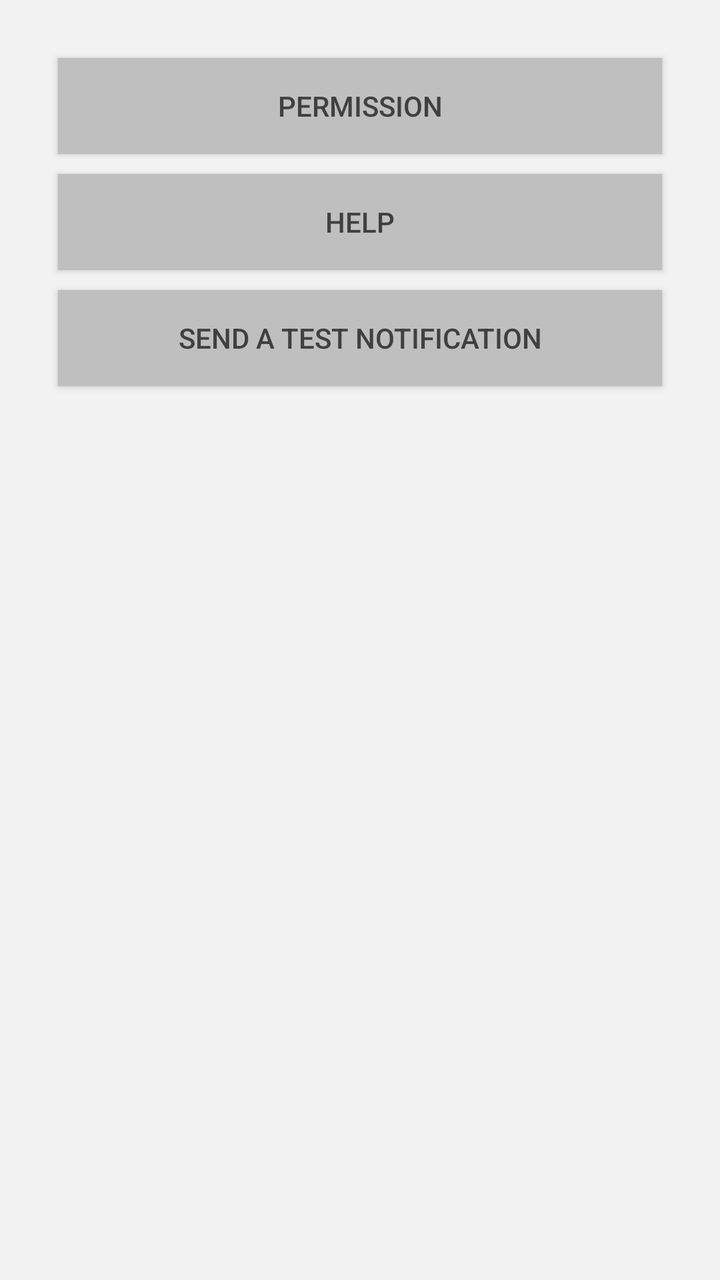
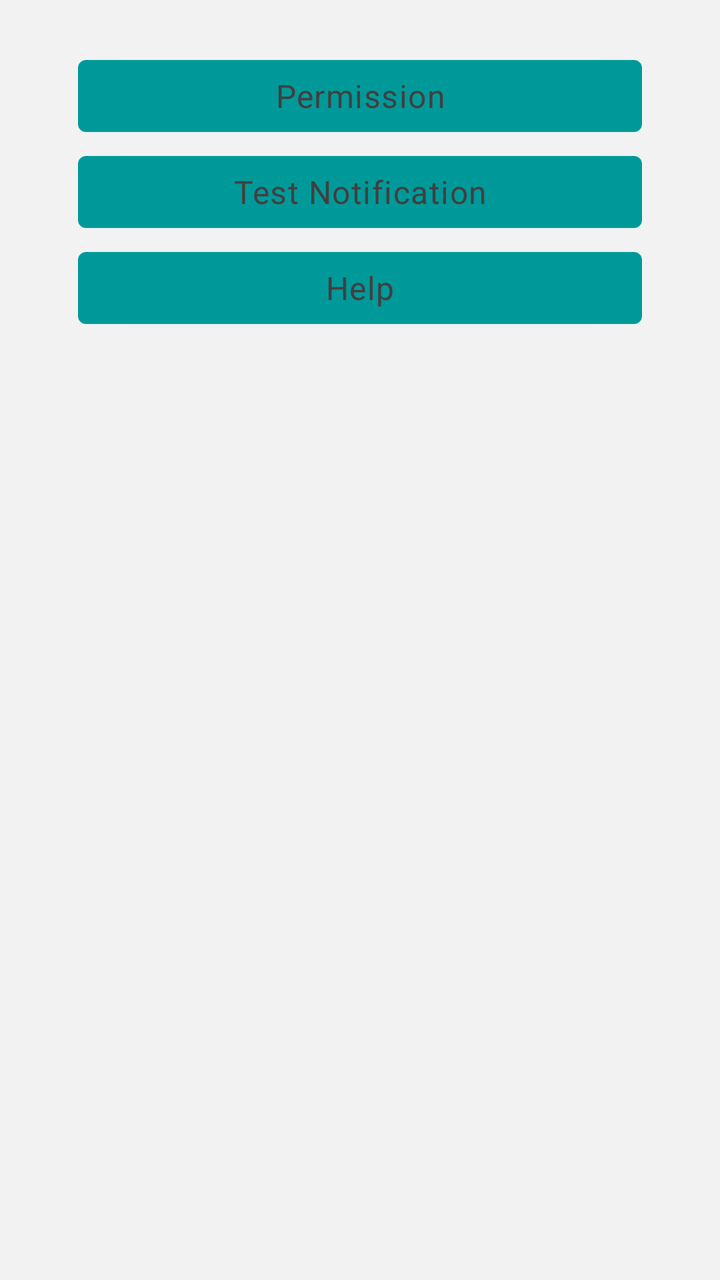

The first picture is an Android layout as it rendered before a commit; the second is the same layout after the commit. The layout source and the unified diff follow.
<!-- AndroidManifest.xml: application theme Theme -->
<!-- res/layout/fragment_settings.xml -->
<?xml version="1.0" encoding="utf-8"?>
<LinearLayout xmlns:android="http://schemas.android.com/apk/res/android"
    xmlns:tools="http://schemas.android.com/tools"
    android:layout_width="match_parent"
    android:layout_height="match_parent"
    android:orientation="vertical"
    android:padding="?dialogPreferredPadding"
    tools:context=".main.ui.AppsFragment">
    <Button android:id="@+id/permissions_button"
        android:layout_width="match_parent"
        android:layout_height="wrap_content"
        android:layout_margin="@dimen/widget_margin"
        android:text="@string/permission"/>
    <Button android:id="@+id/help_button"
        android:layout_width="match_parent"
        android:layout_height="wrap_content"
        android:layout_margin="@dimen/widget_margin"
        android:text="@string/help"/>
    <Button android:id="@+id/test_button"
        android:layout_width="match_parent"
        android:layout_height="wrap_content"
        android:layout_margin="@dimen/widget_margin"
        android:text="@string/test"/>
</LinearLayout>
<!-- resources referenced by this layout -->
<resources>
  <dimen name="widget_margin">5dp</dimen>
  <string name="help">Help</string>
  <string name="permission">Permission</string>
  <string name="test">Send a test notification</string>
  <style name="Theme" parent="ThemeBase">
          <item name="android:windowLightStatusBar">true</item>
          <item name="android:windowLightNavigationBar">true</item>
      </style>
  <style name="ThemeBase" parent="Theme.MaterialComponents.DayNight">
          <item name="android:statusBarColor">@color/background</item>
          <item name="android:navigationBarColor">@color/background</item>
          <item name="android:windowBackground">@color/background</item>
          <item name="android:textColorPrimary">@color/text</item>
          <item name="actionBarStyle">@style/ActionBar</item>
          <item name="snackbarStyle">@style/Snackbar</item>
          <item name="snackbarButtonStyle">@style/SnackbarButton</item>
          <item name="snackbarTextViewStyle">@style/SnackbarTextView</item>
          <item name="materialButtonStyle">@style/Button</item>
          <item name="colorAccent">@color/accent</item>
          <item name="colorPrimary">@color/accent</item>
          <item name="colorSecondary">@color/accent</item>
      </style>
  <color name="background">#f2f2f2</color>
  <color name="text">#404040</color>
  <style name="ActionBar" parent="Widget.AppCompat.ActionBar">
          <item name="android:background">@color/background</item>
          <item name="android:textColor">@color/accent</item>
      </style>
  <style name="Snackbar" parent="Widget.MaterialComponents.Snackbar">
          <item name="android:background">@color/second_background</item>
      </style>
  <style name="SnackbarButton" parent="Widget.MaterialComponents.Button.TextButton.Snackbar">
          <item name="android:textColor">@color/text</item>
      </style>
  <style name="SnackbarTextView" parent="Widget.MaterialComponents.Snackbar.TextView">
          <item name="android:textColor">@color/text</item>
      </style>
  <style name="Button" parent="Widget.AppCompat.Button">
          <item name="android:textColor">@color/text</item>
          <item name="android:background">@color/second_background</item>
      </style>
  <color name="accent">#009999</color>
  <color name="second_background">#bfbfbf</color>
</resources>

<!-- the commit's change to res/layout/fragment_settings.xml (unified diff, before → after) -->
@@ -1,24 +1,35 @@
 <?xml version="1.0" encoding="utf-8"?>
-<LinearLayout xmlns:android="http://schemas.android.com/apk/res/android"
-    xmlns:tools="http://schemas.android.com/tools"
+<FrameLayout xmlns:android="http://schemas.android.com/apk/res/android"
     android:layout_width="match_parent"
-    android:layout_height="match_parent"
-    android:orientation="vertical"
-    android:padding="?dialogPreferredPadding"
-    tools:context=".main.ui.AppsFragment">
-    <Button android:id="@+id/permissions_button"
+    android:layout_height="match_parent">
+    <LinearLayout android:layout_width="match_parent"
+        android:layout_height="match_parent"
+        android:orientation="vertical"
+        android:padding="?dialogPreferredPadding">
+        <Button style="@style/Button"
+            android:id="@+id/permissions_button"
+            android:layout_width="match_parent"
+            android:layout_height="wrap_content"
+            android:layout_marginHorizontal="@dimen/widget_margin"
+            android:text="@string/permission"/>
+        <Button style="@style/Button"
+            android:id="@+id/test_button"
+            android:layout_width="match_parent"
+            android:layout_height="wrap_content"
+            android:layout_marginHorizontal="@dimen/widget_margin"
+            android:text="@string/test"/>
+        <Button style="@style/Button"
+            android:id="@+id/help_button"
+            android:layout_width="match_parent"
+            android:layout_height="wrap_content"
+            android:layout_marginHorizontal="@dimen/widget_margin"
+            android:text="@string/help"/>
+    </LinearLayout>
+    <TextView style="@style/TextView"
+        android:id="@+id/version_text_view"
         android:layout_width="match_parent"
         android:layout_height="wrap_content"
+        android:layout_gravity="bottom"
         android:layout_margin="@dimen/widget_margin"
-        android:text="@string/permission"/>
-    <Button android:id="@+id/help_button"
-        android:layout_width="match_parent"
-        android:layout_height="wrap_content"
-        android:layout_margin="@dimen/widget_margin"
-        android:text="@string/help"/>
-    <Button android:id="@+id/test_button"
-        android:layout_width="match_parent"
-        android:layout_height="wrap_content"
-        android:layout_margin="@dimen/widget_margin"
-        android:text="@string/test"/>
-</LinearLayout>
+        android:gravity="center"/>
+</FrameLayout>
<!-- resource entries referenced after the edit -->
@@ -1,47 +1,46 @@
 <!-- resources referenced by this layout -->
 <resources>
-  <dimen name="widget_margin">5dp</dimen>
+  <dimen name="widget_margin">15dp</dimen>
   <string name="help">Help</string>
   <string name="permission">Permission</string>
-  <string name="test">Send a test notification</string>
+  <string name="test">Test Notification</string>
   <style name="Theme" parent="ThemeBase">
           <item name="android:windowLightStatusBar">true</item>
           <item name="android:windowLightNavigationBar">true</item>
       </style>
+  <color name="accent_text">#404040</color>
   <style name="ThemeBase" parent="Theme.MaterialComponents.DayNight">
           <item name="android:statusBarColor">@color/background</item>
           <item name="android:navigationBarColor">@color/background</item>
           <item name="android:windowBackground">@color/background</item>
           <item name="android:textColorPrimary">@color/text</item>
-          <item name="actionBarStyle">@style/ActionBar</item>
+          <item name="actionBarStyle">@style/Widget.AppCompat.ActionBar</item>
           <item name="snackbarStyle">@style/Snackbar</item>
           <item name="snackbarButtonStyle">@style/SnackbarButton</item>
           <item name="snackbarTextViewStyle">@style/SnackbarTextView</item>
-          <item name="materialButtonStyle">@style/Button</item>
           <item name="colorAccent">@color/accent</item>
           <item name="colorPrimary">@color/accent</item>
           <item name="colorSecondary">@color/accent</item>
       </style>
   <color name="background">#f2f2f2</color>
   <color name="text">#404040</color>
-  <style name="ActionBar" parent="Widget.AppCompat.ActionBar">
-          <item name="android:background">@color/background</item>
-          <item name="android:textColor">@color/accent</item>
-      </style>
   <style name="Snackbar" parent="Widget.MaterialComponents.Snackbar">
-          <item name="android:background">@color/second_background</item>
+          <item name="android:background">@color/accent</item>
       </style>
   <style name="SnackbarButton" parent="Widget.MaterialComponents.Button.TextButton.Snackbar">
-          <item name="android:textColor">@color/text</item>
+          <item name="android:textColor">@color/accent_text</item>
       </style>
   <style name="SnackbarTextView" parent="Widget.MaterialComponents.Snackbar.TextView">
+          <item name="android:textColor">@color/accent_text</item>
+      </style>
+  <style name="Button" parent="Widget.MaterialComponents.Button">
+          <item name="android:textColor">@color/accent_text</item>
+          <item name="android:textAppearance">@style/TextAppearance.MaterialComponents.Body1</item>
+      </style>
+  <style name="TextView" parent="Widget.MaterialComponents.TextView">
           <item name="android:textColor">@color/text</item>
-      </style>
-  <style name="Button" parent="Widget.AppCompat.Button">
-          <item name="android:textColor">@color/text</item>
-          <item name="android:background">@color/second_background</item>
+          <item name="android:textAppearance">@style/TextAppearance.MaterialComponents.Body1</item>
       </style>
   <color name="accent">#009999</color>
-  <color name="second_background">#bfbfbf</color>
 </resources>
 
